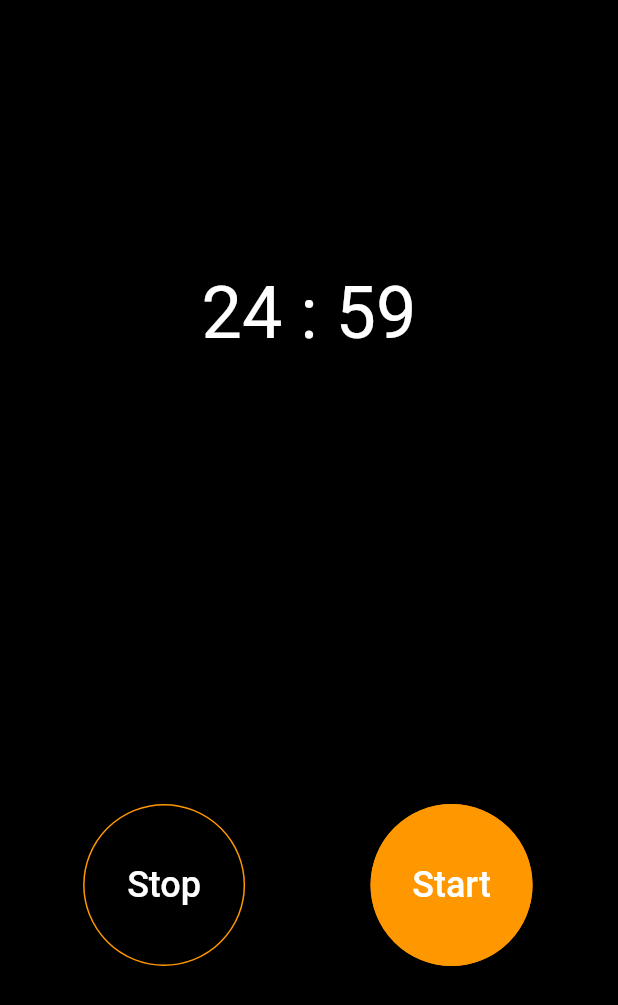
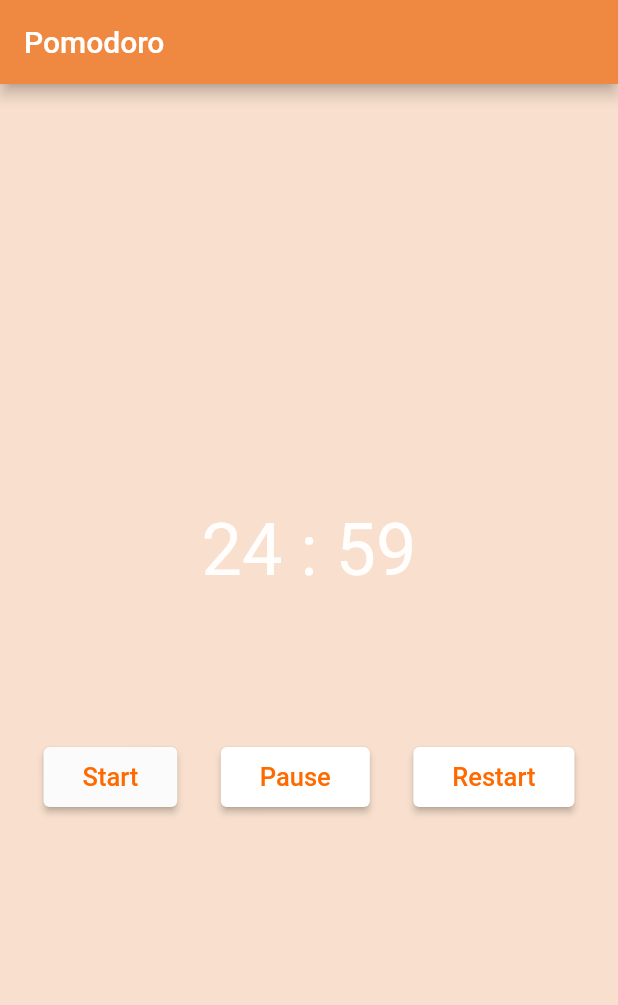
Before and after one commit to Jhennys/pomodoro, a Flutter app: the screen it shows after launch, after a tap on "Start", on a phone screen of 412 x 824 dp. Shown: the top 1005 px of the screen. Run offline on Flutter 3.47's test engine with Material 2 defaults, Android fonts, the phone set to English and light mode, and no system bars.

Commit message:
Ajustes no layout

```diff
--- a/lib/main.dart
+++ b/lib/main.dart
@@ -1,17 +1,20 @@
 import 'dart:async' show Timer;
+import 'dart:math' hide max;
 
 import 'package:flutter/material.dart';
 import 'package:intl/intl.dart';
 
 // Checking
 void main() {
-  runApp(MyApp());
+  runApp(const MyApp());
 }
 
 class MyApp extends StatelessWidget {
+  const MyApp({super.key});
+
   @override
   Widget build(BuildContext context) {
-    return MaterialApp(
+    return const MaterialApp(
       debugShowCheckedModeBanner: false,
       home: MyHomePage(),
     );
@@ -19,7 +22,10 @@ class MyApp extends StatelessWidget {
 }
 
 class MyHomePage extends StatefulWidget {
+  const MyHomePage({super.key});
+
   @override
+  // ignore: library_private_types_in_public_api
   _MyHomePageState createState() => _MyHomePageState();
 }
 
@@ -27,9 +33,9 @@ class _MyHomePageState extends State<MyHomePage> {
   int _seconds = 00;
   int _minutes = 25;
   Timer? _timer;
-  var f = NumberFormat("00");
+  var min = NumberFormat("00");
 
-  void _stopTimer() {
+  void _restartTimer() {
     if (_timer != null) {
       _timer?.cancel();
       _seconds = 0;
@@ -37,9 +43,17 @@ class _MyHomePageState extends State<MyHomePage> {
     }
   }
 
+  void _stopTimer() {
+    if (_timer != null) {
+      _timer?.cancel();
+      _seconds = false as int;
+      _minutes = 25;
+    }
+  }
+
   void _startTimer() {
     if (_timer != null) {
-      _stopTimer();
+      _restartTimer();
     }
     if (_minutes > 0) {
       _seconds = _minutes * 60;
@@ -48,7 +62,7 @@ class _MyHomePageState extends State<MyHomePage> {
       _minutes = (_seconds / 60).floor();
       _seconds -= (_minutes * 60);
     }
-    _timer = Timer.periodic(Duration(seconds: 1), (timer) {
+    _timer = Timer.periodic(const Duration(seconds: 1), (timer) {
       setState(() {
         if (_seconds > 0) {
           _seconds--;
@@ -58,7 +72,7 @@ class _MyHomePageState extends State<MyHomePage> {
             _minutes--;
           } else {
             _timer?.cancel();
-            print("Timer Complete");
+            debugPrint("Timer Complete");
           }
         }
       });
@@ -68,7 +82,15 @@ class _MyHomePageState extends State<MyHomePage> {
   @override
   Widget build(BuildContext context) {
     return Scaffold(
-      backgroundColor: Colors.black,
+      appBar: AppBar(
+          backgroundColor: const Color.fromARGB(255, 239, 137, 65),
+          title: const Text(
+            'Pomodoro',
+            style: TextStyle(
+              color: Colors.white,
+            ),
+          )),
+      backgroundColor: const Color.fromARGB(121, 242, 189, 151),
       body: Column(
         mainAxisAlignment: MainAxisAlignment.center,
         crossAxisAlignment: CrossAxisAlignment.stretch,
@@ -78,20 +100,38 @@ class _MyHomePageState extends State<MyHomePage> {
             crossAxisAlignment: CrossAxisAlignment.start,
             children: [
               Text(
-                "${f.format(_minutes)} : ${f.format(_seconds)}",
-                style: TextStyle(
-                  color: Colors.white,
+                "${min.format(_minutes)} : ${min.format(_seconds)}",
+                style: const TextStyle(
+                  color: Color.fromARGB(255, 255, 254, 253),
                   fontSize: 48,
                 ),
               ),
             ],
           ),
-          SizedBox(
-            height: 300,
+          const SizedBox(
+            height: 100,
           ),
           Row(
             mainAxisAlignment: MainAxisAlignment.spaceEvenly,
             children: [
+              ElevatedButton(
+                onPressed: () {
+                  _startTimer();
+                },
+                style: TextButton.styleFrom(
+                  backgroundColor: const Color.fromARGB(255, 251, 251, 251),
+                ),
+                child: const Padding(
+                  padding: EdgeInsets.all(10.0),
+                  child: Text(
+                    "Start",
+                    style: TextStyle(
+                      color: Color.fromARGB(255, 255, 106, 0),
+                      fontSize: 17,
+                    ),
+                  ),
+                ),
+              ),
               ElevatedButton(
                 onPressed: () {
                   setState(() {
@@ -99,37 +139,35 @@ class _MyHomePageState extends State<MyHomePage> {
                   });
                 },
                 style: TextButton.styleFrom(
-                  backgroundColor: Colors.black,
-                  shape: const CircleBorder(
-                      side: BorderSide(color: Colors.orange)),
+                  backgroundColor: const Color.fromARGB(255, 255, 255, 255),
                 ),
                 child: const Padding(
-                  padding: EdgeInsets.all(40.0),
+                  padding: EdgeInsets.all(10.0),
                   child: Text(
-                    "Stop",
+                    "Pause",
                     style: TextStyle(
-                      color: Colors.white,
-                      fontSize: 24,
+                      color: Color.fromARGB(255, 255, 106, 0),
+                      fontSize: 17,
                     ),
                   ),
                 ),
               ),
               ElevatedButton(
                 onPressed: () {
-                  _startTimer();
+                  setState(() {
+                    _restartTimer();
+                  });
                 },
                 style: TextButton.styleFrom(
-                  backgroundColor: Colors.orange,
-                  shape: const CircleBorder(
-                      side: BorderSide(color: Colors.orange)),
+                  backgroundColor: const Color.fromARGB(255, 255, 255, 255),
                 ),
                 child: const Padding(
-                  padding: EdgeInsets.all(40.0),
+                  padding: EdgeInsets.all(10.0),
                   child: Text(
-                    "Start",
+                    "Restart",
                     style: TextStyle(
-                      color: Colors.white,
-                      fontSize: 24,
+                      color: Color.fromARGB(255, 255, 106, 0),
+                      fontSize: 17,
                     ),
                   ),
                 ),
```
